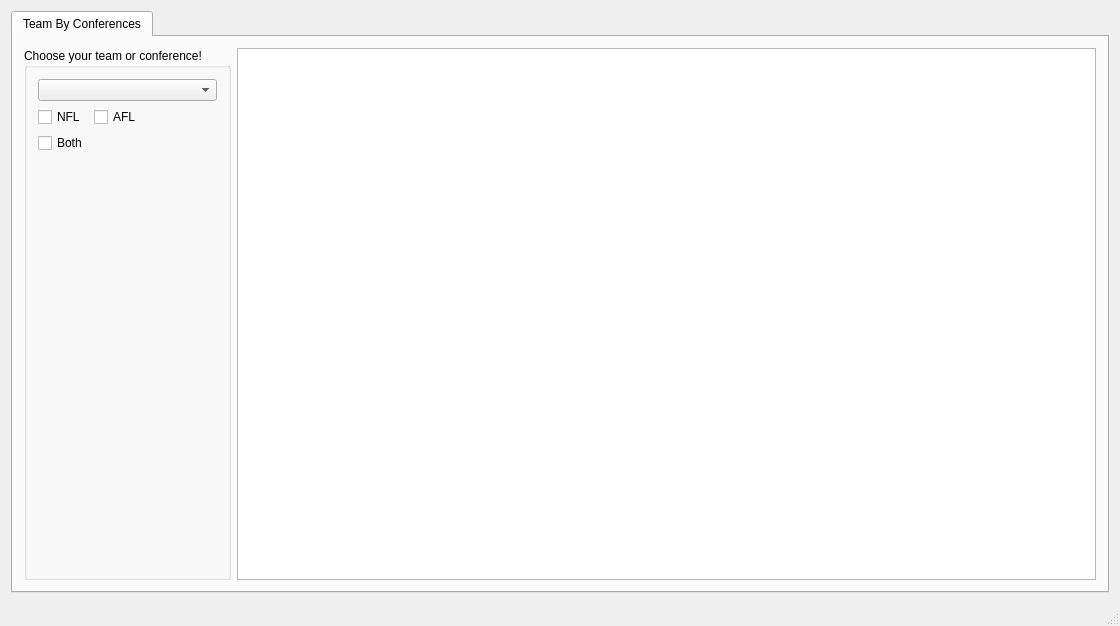
First picture: the form in mainwindow.ui, repository OneEcho/NFL-Football-Project, before the edit.
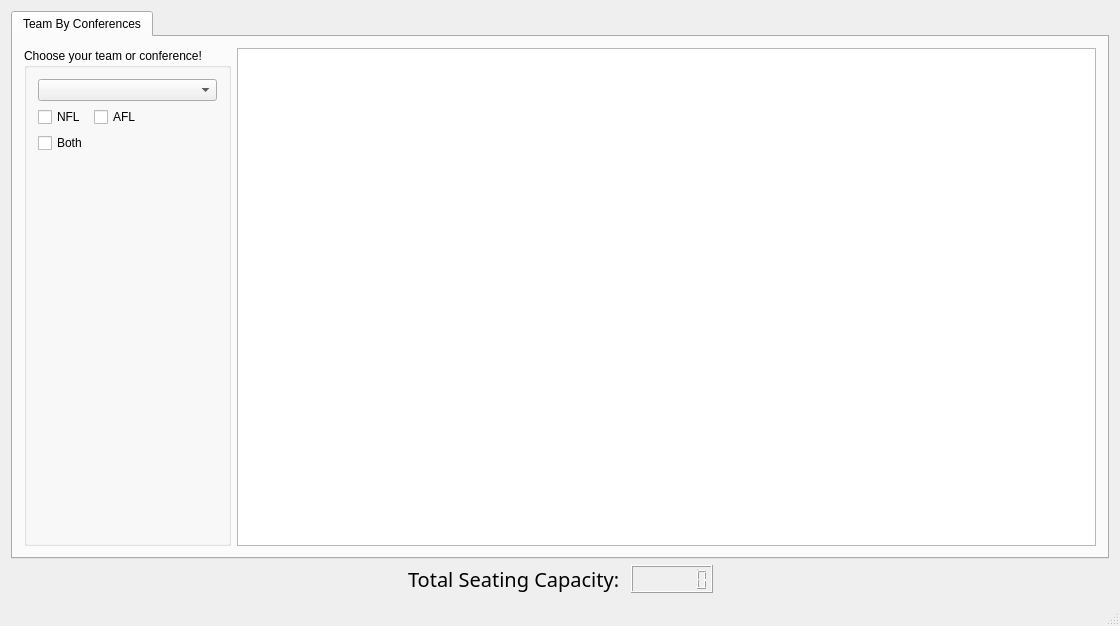
Second picture: the form after the edit.

Commit message: Added LCD for total seating capacity and added some Style sheets -Eric

What changed in the file:
```diff
--- a/mainwindow.ui
+++ b/mainwindow.ui
@@ -15,7 +15,7 @@
   </property>
   <widget class="QWidget" name="centralWidget">
    <layout class="QGridLayout" name="gridLayout_2">
-    <item row="0" column="1">
+    <item row="0" column="0">
      <widget class="QTabWidget" name="tabWidget">
       <property name="currentIndex">
        <number>0</number>
@@ -69,6 +69,56 @@
       </widget>
      </widget>
     </item>
+    <item row="2" column="0">
+     <layout class="QHBoxLayout" name="horizontalLayout">
+      <item>
+       <spacer name="horizontalSpacer">
+        <property name="orientation">
+         <enum>Qt::Horizontal</enum>
+        </property>
+        <property name="sizeHint" stdset="0">
+         <size>
+          <width>40</width>
+          <height>20</height>
+         </size>
+        </property>
+       </spacer>
+      </item>
+      <item>
+       <widget class="QLabel" name="label">
+        <property name="font">
+         <font>
+          <family>Ebrima</family>
+          <pointsize>15</pointsize>
+         </font>
+        </property>
+        <property name="text">
+         <string>Total Seating Capacity: </string>
+        </property>
+       </widget>
+      </item>
+      <item>
+       <widget class="QLCDNumber" name="lcdNumber">
+        <property name="digitCount">
+         <number>7</number>
+        </property>
+       </widget>
+      </item>
+      <item>
+       <spacer name="horizontalSpacer_2">
+        <property name="orientation">
+         <enum>Qt::Horizontal</enum>
+        </property>
+        <property name="sizeHint" stdset="0">
+         <size>
+          <width>40</width>
+          <height>20</height>
+         </size>
+        </property>
+       </spacer>
+      </item>
+     </layout>
+    </item>
    </layout>
   </widget>
   <widget class="QMenuBar" name="menuBar">
```
Left out of the diff: 20 changed lines with no effect on the pictures. The commit also changes 1 other file.
